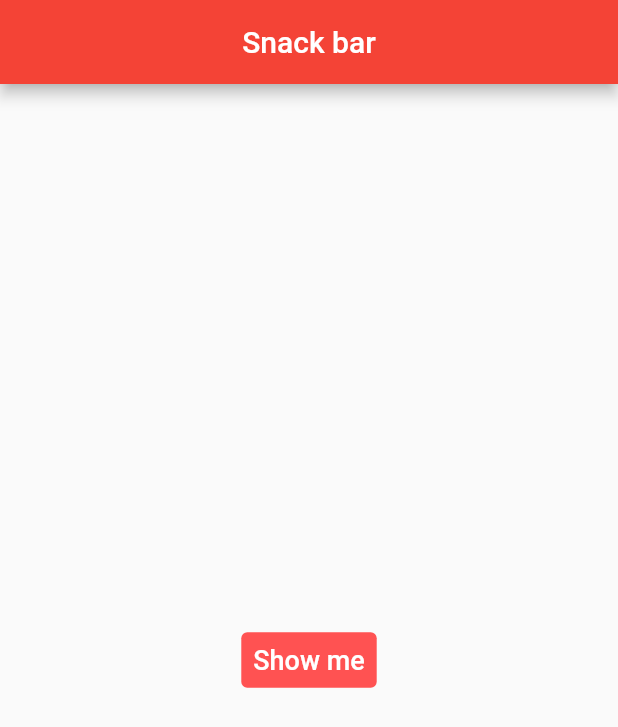
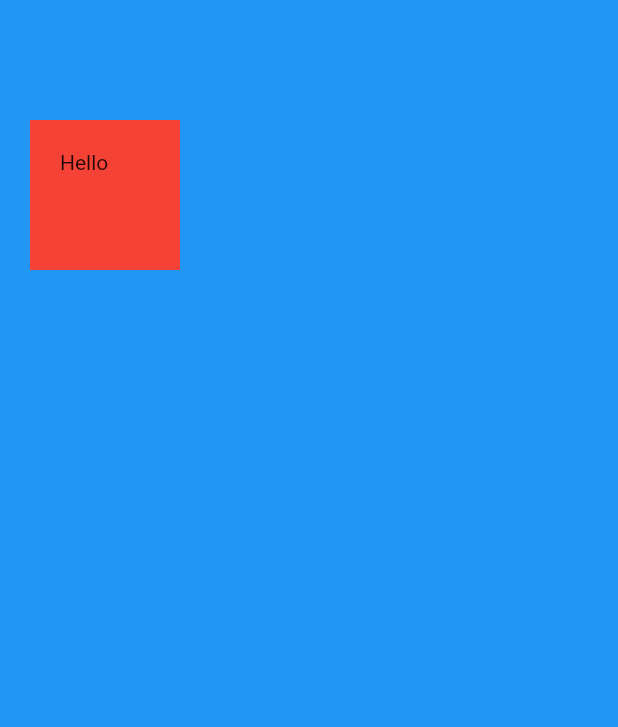
Before and after one commit to kanto00/flutter_lecture, a Flutter app: the screen it shows after launch, on a phone screen of 412 x 824 dp. Shown: the top 727 px of the screen. Run offline on Flutter 3.47's test engine with Material 2 defaults, Android fonts, the light colour scheme and no system bars.

Commit message:
third commit

```diff
--- a/lib/main.dart
+++ b/lib/main.dart
@@ -1,4 +1,4 @@
-import 'package:flutter/material.dart';
+import "package:flutter/material.dart";
 
 void main() => runApp(MyApp());
 
@@ -8,8 +8,8 @@ class MyApp extends StatelessWidget {
   @override
   Widget build(BuildContext context) {
     return MaterialApp(
-      title: 'Snack Bar',
-      theme: ThemeData(primarySwatch: Colors.red),
+      title: 'Myapp',
+      theme: ThemeData(primaryColor: Colors.blue),
       home: MyPage(),
     );
   }
@@ -21,34 +21,16 @@ class MyPage extends StatelessWidget {
   @override
   Widget build(BuildContext context) {
     return Scaffold(
-      appBar: AppBar(
-        title: Text('Snack bar'),
-        centerTitle: true,
-      ),
-      body: Center(
-        child: TextButton(
-          onPressed: () {
-            print('Text Button is pressed.');
-            ScaffoldMessenger.of(context).showSnackBar(
-              SnackBar(
-                content: Text(
-                  'Hello World !',
-                  textAlign: TextAlign.center,
-                  style: TextStyle(color: Colors.white),
-                ),
-                backgroundColor: Colors.teal,
-                duration: Duration(milliseconds: 1000),
-              ),
-            );
-          },
-          child: Text(
-            'Show me',
-            style: TextStyle(fontSize: 18.0),
-          ),
-          style: TextButton.styleFrom(
-            primary: Colors.white,
-            backgroundColor: Colors.redAccent,
-          ),
+      backgroundColor: Colors.blue,
+      body: SafeArea(
+        child: Container(
+          // 컨테이너 > 마진 > 패딩 순으로 좁혀감
+          color: Colors.red,
+          width: 100,
+          height: 100,
+          margin: EdgeInsets.symmetric(vertical: 80, horizontal: 20),
+          padding: EdgeInsets.all(20),
+          child: Text('Hello'),
         ),
       ),
     );
--- a/pubspec.yaml
+++ b/pubspec.yaml
@@ -3,7 +3,7 @@ description: A new Flutter project.
 
 # The following line prevents the package from being accidentally published to
 # pub.dev using `flutter pub publish`. This is preferred for private packages.
-publish_to: 'none' # Remove this line if you wish to publish to pub.dev
+publish_to: "none" # Remove this line if you wish to publish to pub.dev
 
 # The following defines the version and build number for your application.
 # A version number is three numbers separated by dots, like 1.2.43
@@ -30,7 +30,6 @@ dependencies:
   flutter:
     sdk: flutter
 
-
   # The following adds the Cupertino Icons font to your application.
   # Use with the CupertinoIcons class for iOS style icons.
   cupertino_icons: ^1.0.2
@@ -51,7 +50,6 @@ dev_dependencies:
 
 # The following section is specific to Flutter.
 flutter:
-
   # The following line ensures that the Material Icons font is
   # included with your application, so that you can use the icons in
   # the material Icons class.
```
